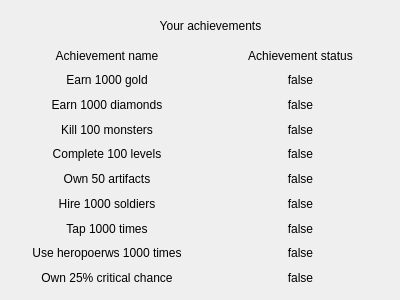
Above: courses/prog_base_3/dungeonOfDragons/achvmentsui.ui from Tayum/KPI-Courses before the change. Below: the same form after it.
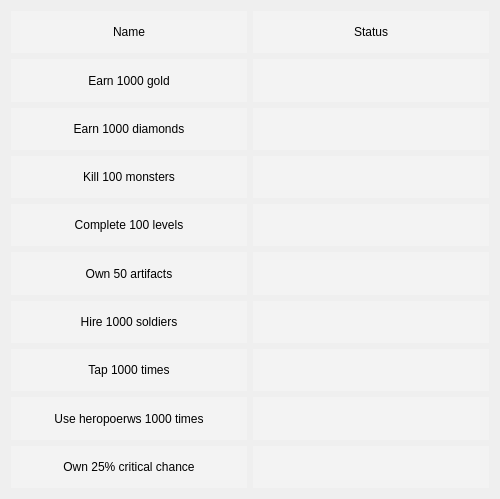
That is the form after the change. Icons and pictures are not drawn.

What changed in the file:
```diff
--- a/courses/prog_base_3/dungeonOfDragons/achvmentsui.ui
+++ b/courses/prog_base_3/dungeonOfDragons/achvmentsui.ui
@@ -6,51 +6,47 @@
    <rect>
     <x>0</x>
     <y>0</y>
-    <width>400</width>
-    <height>300</height>
+    <width>500</width>
+    <height>499</height>
    </rect>
   </property>
   <property name="windowTitle">
    <string>Achievements</string>
   </property>
-  <widget class="QLabel" name="label">
-   <property name="geometry">
-    <rect>
-     <x>160</x>
-     <y>10</y>
-     <width>101</width>
-     <height>31</height>
-    </rect>
-   </property>
-   <property name="maximumSize">
-    <size>
-     <width>16777215</width>
-     <height>60</height>
-    </size>
-   </property>
-   <property name="text">
-    <string>Your achievements</string>
-   </property>
-   <property name="alignment">
-    <set>Qt::AlignCenter</set>
-   </property>
-  </widget>
-  <widget class="QWidget" name="layoutWidget">
-   <property name="geometry">
-    <rect>
-     <x>13</x>
-     <y>46</y>
-     <width>381</width>
-     <height>241</height>
-    </rect>
-   </property>
+  <property name="styleSheet">
+   <string notr="true">QDialog {
+	background-image: url(:/design/design/battlefield/background.png);
+}
+
+QLabel {
+	background-color: rgba(255, 255, 255, 70);
+	font: 75 bold 16pt &quot;PMingLiU-ExtB&quot;;
+	color: black;
+}
+
+QLabel#ach1_status_1, 
+QLabel#ach2_status_2,
+QLabel#ach3_status_3,
+QLabel#ach4_status_4,
+QLabel#ach5_status_5,
+QLabel#ach6_status_6,
+QLabel#ach7_status_7,
+QLabel#ach8_status_8,
+QLabel#ach9_status_9 {
+	background-image: url(:/design/achievementNotDoneYet_label.png);
+}
+
+</string>
+  </property>
+  <layout class="QGridLayout" name="gridLayout">
+   <item row="0" column="0">
    <layout class="QHBoxLayout" name="horizontalLayout">
     <item>
      <layout class="QVBoxLayout" name="verticalLayout_5">
       <item>
        <widget class="QLabel" name="label1">
         <property name="text">
-         <string>Achievement name</string>
+          <string>Name</string>
         </property>
         <property name="alignment">
          <set>Qt::AlignCenter</set>
@@ -160,7 +156,7 @@
       <item>
        <widget class="QLabel" name="label2">
         <property name="text">
-         <string>Achievement status</string>
+          <string>Status</string>
         </property>
         <property name="alignment">
          <set>Qt::AlignCenter</set>
@@ -170,7 +166,7 @@
       <item>
        <widget class="QLabel" name="ach1_status_1">
         <property name="text">
-         <string>false</string>
+          <string/>
         </property>
         <property name="alignment">
          <set>Qt::AlignCenter</set>
@@ -180,7 +176,7 @@
       <item>
        <widget class="QLabel" name="ach2_status_2">
         <property name="text">
-         <string>false</string>
+          <string/>
         </property>
         <property name="alignment">
          <set>Qt::AlignCenter</set>
@@ -190,7 +186,7 @@
       <item>
        <widget class="QLabel" name="ach3_status_3">
         <property name="text">
-         <string>false</string>
+          <string/>
         </property>
         <property name="alignment">
          <set>Qt::AlignCenter</set>
@@ -200,7 +196,7 @@
       <item>
        <widget class="QLabel" name="ach4_status_4">
         <property name="text">
-         <string>false</string>
+          <string/>
         </property>
         <property name="alignment">
          <set>Qt::AlignCenter</set>
@@ -210,7 +206,7 @@
       <item>
        <widget class="QLabel" name="ach5_status_5">
         <property name="text">
-         <string>false</string>
+          <string/>
         </property>
         <property name="alignment">
          <set>Qt::AlignCenter</set>
@@ -220,7 +216,7 @@
       <item>
        <widget class="QLabel" name="ach6_status_6">
         <property name="text">
-         <string>false</string>
+          <string/>
         </property>
         <property name="alignment">
          <set>Qt::AlignCenter</set>
@@ -230,7 +226,7 @@
       <item>
        <widget class="QLabel" name="ach7_status_7">
         <property name="text">
-         <string>false</string>
+          <string/>
         </property>
         <property name="alignment">
          <set>Qt::AlignCenter</set>
@@ -240,7 +236,7 @@
       <item>
        <widget class="QLabel" name="ach8_status_8">
         <property name="text">
-         <string>false</string>
+          <string/>
         </property>
         <property name="alignment">
          <set>Qt::AlignCenter</set>
@@ -250,7 +246,7 @@
       <item>
        <widget class="QLabel" name="ach9_status_9">
         <property name="text">
-         <string>false</string>
+          <string/>
         </property>
         <property name="alignment">
          <set>Qt::AlignCenter</set>
@@ -260,7 +256,8 @@
      </layout>
     </item>
    </layout>
-  </widget>
+   </item>
+  </layout>
  </widget>
  <resources/>
  <connections/>
```
Left out of the diff: 4 changed lines with no effect on the pictures. Lines whose indentation alone changed are shown as unchanged.
